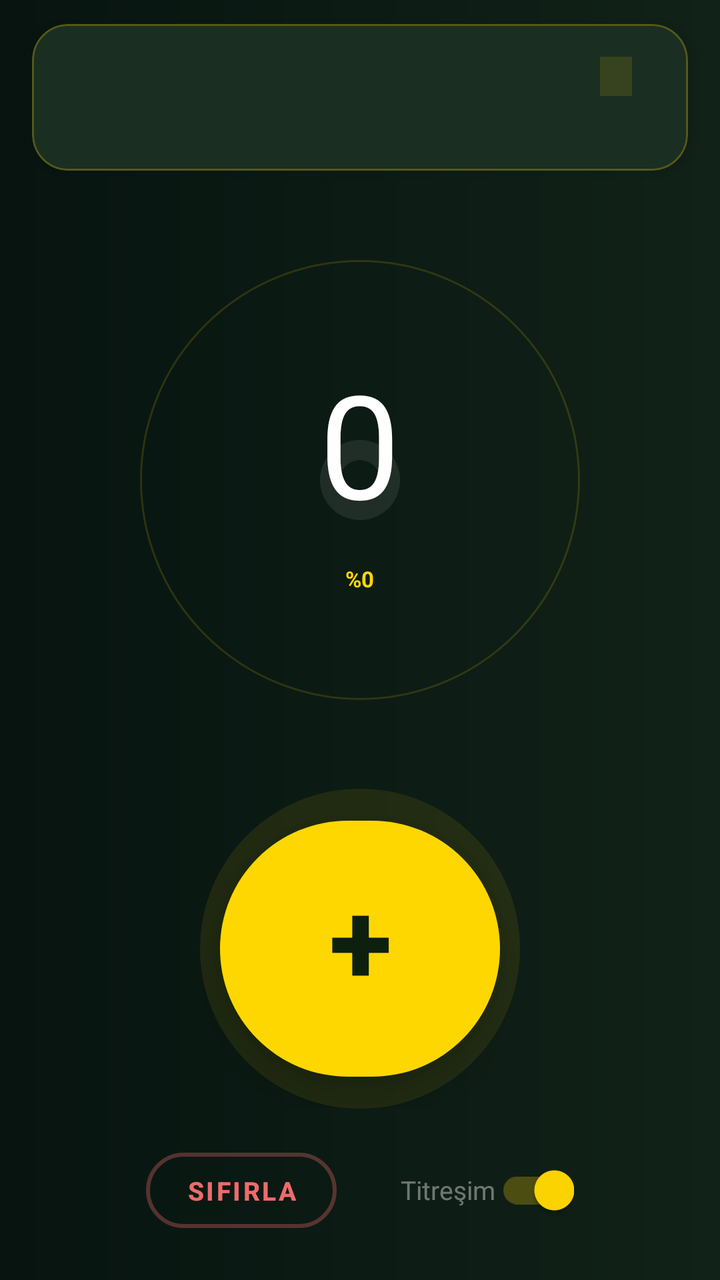
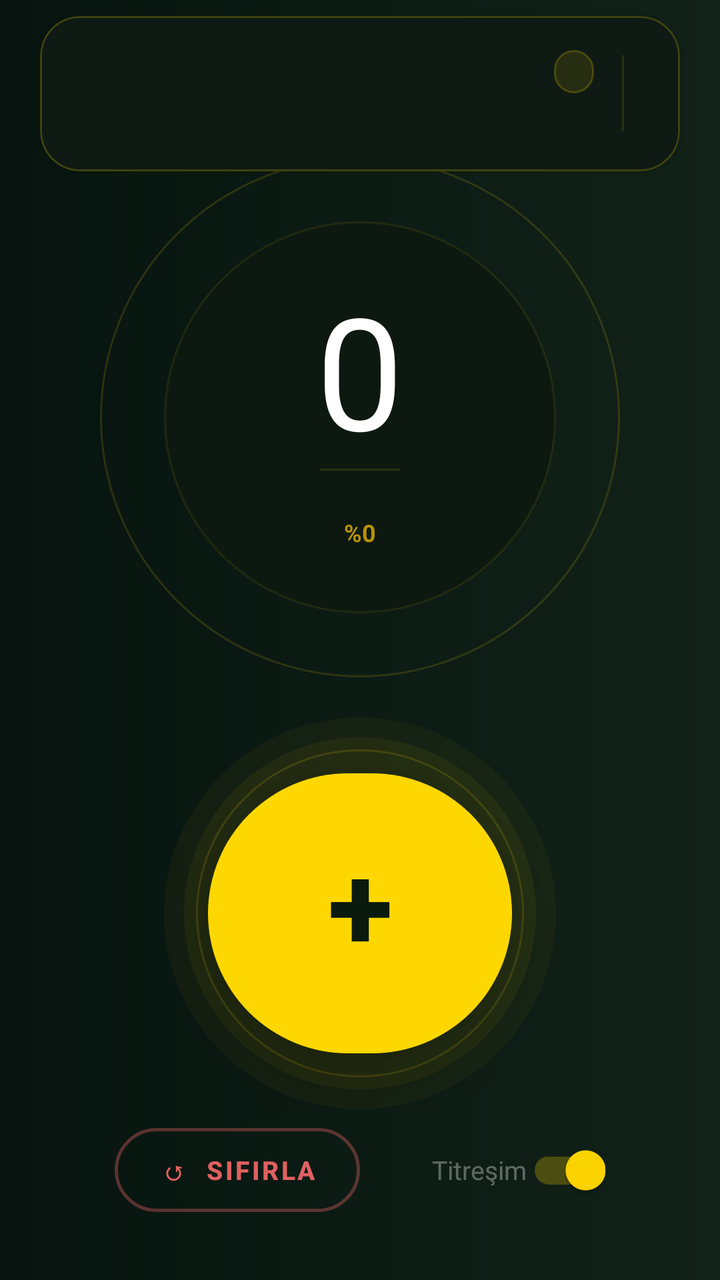

Compare the two renders of this Android layout. The source of the first and the diff that turns it into the second are given below.
<!-- AndroidManifest.xml: application theme Theme.IbadetApp -->
<!-- res/layout/fragment_zikir_counter.xml -->
<?xml version="1.0" encoding="utf-8"?>
<androidx.constraintlayout.widget.ConstraintLayout
    xmlns:android="http://schemas.android.com/apk/res/android"
    xmlns:app="http://schemas.android.com/apk/res-auto"
    android:layout_width="match_parent"
    android:layout_height="match_parent"
    android:background="@drawable/bg_tesbih_gradient">

    
    <com.google.android.material.card.MaterialCardView
        android:id="@+id/card_zikir_info"
        android:layout_width="0dp"
        android:layout_height="wrap_content"
        android:layout_marginHorizontal="16dp"
        android:layout_marginTop="12dp"
        app:cardBackgroundColor="#1A2E22"
        app:cardCornerRadius="18dp"
        app:cardElevation="4dp"
        app:strokeColor="#40FFD700"
        app:strokeWidth="1dp"
        app:layout_constraintTop_toTopOf="parent"
        app:layout_constraintStart_toStartOf="parent"
        app:layout_constraintEnd_toEndOf="parent">

        <LinearLayout
            android:layout_width="match_parent"
            android:layout_height="wrap_content"
            android:orientation="horizontal"
            android:gravity="center_vertical"
            android:paddingHorizontal="16dp"
            android:paddingVertical="14dp">

            
            <LinearLayout
                android:layout_width="0dp"
                android:layout_height="wrap_content"
                android:layout_weight="1"
                android:orientation="vertical"
                android:layout_marginEnd="12dp">

                <LinearLayout
                    android:layout_width="match_parent"
                    android:layout_height="wrap_content"
                    android:orientation="horizontal"
                    android:gravity="center_vertical"
                    android:layout_marginBottom="4dp">

                    <TextView
                        android:id="@+id/tv_zikir_translit"
                        android:layout_width="0dp"
                        android:layout_height="wrap_content"
                        android:layout_weight="1"
                        android:textSize="17sp"
                        android:textStyle="bold"
                        android:textColor="#FFFFFF" />

                    <TextView
                        android:id="@+id/tv_zikir_category"
                        android:layout_width="wrap_content"
                        android:layout_height="wrap_content"
                        android:textSize="10sp"
                        android:textColor="#FFD700"
                        android:background="#20FFD700"
                        android:paddingHorizontal="8dp"
                        android:paddingVertical="3dp" />

                </LinearLayout>

                <TextView
                    android:id="@+id/tv_zikir_turkish"
                    android:layout_width="match_parent"
                    android:layout_height="wrap_content"
                    android:textSize="12sp"
                    android:textColor="#88FFFFFF" />

            </LinearLayout>

            
            <TextView
                android:id="@+id/tv_zikir_arabic"
                android:layout_width="wrap_content"
                android:layout_height="wrap_content"
                android:textSize="22sp"
                android:textColor="#FFD700"
                android:gravity="center"
                android:textDirection="rtl"
                android:fontFamily="@font/arabic_font"
                android:lineSpacingMultiplier="1.6"
                android:shadowColor="#FFD700"
                android:shadowDx="0"
                android:shadowDy="0"
                android:shadowRadius="6" />

        </LinearLayout>

    </com.google.android.material.card.MaterialCardView>

    
    <FrameLayout
        android:id="@+id/fl_counter"
        android:layout_width="220dp"
        android:layout_height="220dp"
        app:layout_constraintTop_toBottomOf="@id/card_zikir_info"
        app:layout_constraintBottom_toTopOf="@id/fl_button"
        app:layout_constraintStart_toStartOf="parent"
        app:layout_constraintEnd_toEndOf="parent"
        app:layout_constraintVertical_bias="0.5">

        <View
            android:layout_width="220dp"
            android:layout_height="220dp"
            android:layout_gravity="center"
            android:background="@drawable/bg_ring_outer" />

        <com.google.android.material.progressindicator.CircularProgressIndicator
            android:id="@+id/progress_bar"
            android:layout_width="200dp"
            android:layout_height="200dp"
            android:layout_gravity="center"
            app:trackThickness="10dp"
            app:indicatorColor="#FFD700"
            app:trackColor="#15FFFFFF"
            app:trackCornerRadius="5dp" />

        <LinearLayout
            android:layout_width="wrap_content"
            android:layout_height="wrap_content"
            android:layout_gravity="center"
            android:orientation="vertical"
            android:gravity="center">

            <TextView
                android:id="@+id/tv_current_count"
                android:layout_width="wrap_content"
                android:layout_height="wrap_content"
                android:textSize="72sp"
                android:textStyle="bold"
                android:textColor="#FFFFFF"
                android:fontFamily="sans-serif-thin"
                android:text="0"
                android:includeFontPadding="false" />

            <TextView
                android:id="@+id/tv_target_count"
                android:layout_width="wrap_content"
                android:layout_height="wrap_content"
                android:textSize="11sp"
                android:textColor="#55FFFFFF"
                android:gravity="center" />

            <TextView
                android:id="@+id/tv_progress"
                android:layout_width="wrap_content"
                android:layout_height="wrap_content"
                android:textSize="11sp"
                android:textStyle="bold"
                android:textColor="#FFD700"
                android:text="%0" />

        </LinearLayout>

    </FrameLayout>

    
    <FrameLayout
        android:id="@+id/fl_button"
        android:layout_width="wrap_content"
        android:layout_height="wrap_content"
        android:layout_marginBottom="8dp"
        app:layout_constraintBottom_toTopOf="@id/ll_controls"
        app:layout_constraintStart_toStartOf="parent"
        app:layout_constraintEnd_toEndOf="parent">

        <View
            android:layout_width="160dp"
            android:layout_height="160dp"
            android:layout_gravity="center"
            android:background="@drawable/bg_button_glow"
            android:alpha="0.18" />

        <com.google.android.material.button.MaterialButton
            android:id="@+id/btn_count"
            android:layout_width="140dp"
            android:layout_height="140dp"
            android:layout_gravity="center"
            android:text="+"
            android:textSize="58sp"
            android:textColor="#0D2010"
            android:textStyle="bold"
            app:backgroundTint="#FFD700"
            app:cornerRadius="70dp"
            android:elevation="12dp"
            android:stateListAnimator="@null"
            android:includeFontPadding="false"
            android:paddingBottom="8dp" />

    </FrameLayout>

    
    <LinearLayout
        android:id="@+id/ll_controls"
        android:layout_width="0dp"
        android:layout_height="wrap_content"
        android:orientation="horizontal"
        android:gravity="center"
        android:paddingHorizontal="24dp"
        android:paddingBottom="20dp"
        android:paddingTop="8dp"
        app:layout_constraintBottom_toBottomOf="parent"
        app:layout_constraintStart_toStartOf="parent"
        app:layout_constraintEnd_toEndOf="parent">

        <com.google.android.material.button.MaterialButton
            android:id="@+id/btn_reset"
            style="@style/Widget.MaterialComponents.Button.OutlinedButton"
            android:layout_width="wrap_content"
            android:layout_height="wrap_content"
            android:text="Sıfırla"
            android:textColor="#EE6B6B"
            android:textSize="13sp"
            android:textStyle="bold"
            android:layout_marginEnd="32dp"
            app:strokeColor="#55EE6B6B"
            app:strokeWidth="2dp"
            app:backgroundTint="@android:color/transparent"
            app:cornerRadius="20dp"
            android:paddingHorizontal="20dp"
            android:paddingVertical="10dp" />

        <com.google.android.material.switchmaterial.SwitchMaterial
            android:id="@+id/btn_vibration"
            android:layout_width="wrap_content"
            android:layout_height="wrap_content"
            android:text="Titreşim"
            android:checked="true"
            android:textColor="#66FFFFFF"
            android:textSize="13sp"
            app:thumbTint="#FFD700"
            app:trackTint="#40FFD700" />

    </LinearLayout>

</androidx.constraintlayout.widget.ConstraintLayout>
<!-- resources referenced by this layout -->
<resources>
  <!-- drawable bg_button_glow (drawable) -->
  <?xml version="1.0" encoding="utf-8"?>
  <shape xmlns:android="http://schemas.android.com/apk/res/android"
      android:shape="oval">
      <solid android:color="#80FFD700" />
  </shape>
  <!-- drawable bg_ring_outer (drawable) -->
  <?xml version="1.0" encoding="utf-8"?>
  <shape xmlns:android="http://schemas.android.com/apk/res/android"
      android:shape="oval">
      <solid android:color="@android:color/transparent" />
      <stroke
          android:width="1dp"
          android:color="#25FFD700" />
  </shape>
  <!-- drawable bg_tesbih_gradient (drawable) -->
  <?xml version="1.0" encoding="utf-8"?>
  <shape xmlns:android="http://schemas.android.com/apk/res/android">
      <gradient
          android:type="linear"
          android:angle="180"
          android:startColor="#112218"
          android:endColor="#071410" />
  </shape>
  <style name="Theme.IbadetApp" parent="Theme.MaterialComponents.DayNight.DarkActionBar">
          <item name="colorPrimary">@color/green_primary</item>
          <item name="colorPrimaryDark">@color/green_dark</item>
          <item name="colorAccent">@color/green_light</item>
          <item name="colorPrimaryVariant">@color/green_dark</item>
          <item name="colorOnPrimary">@color/white</item>
          <item name="colorSecondary">@color/green_light</item>
          <item name="colorOnSecondary">@color/white</item>
          <item name="android:statusBarColor">@color/premium_bg_dark</item>
          <item name="android:navigationBarColor">@color/premium_bg_mid</item>
          <item name="windowActionBar">false</item>
          <item name="windowNoTitle">true</item>
      </style>
  <color name="green_primary">#2E7D32</color>
  <color name="green_dark">#1B5E20</color>
  <color name="green_light">#4CAF50</color>
  <color name="white">#FFFFFF</color>
  <color name="premium_bg_dark">#071410</color>
  <color name="premium_bg_mid">#112218</color>
</resources>

<!-- the commit's change to res/layout/fragment_zikir_counter.xml (unified diff, before → after) -->
@@ -11,12 +11,12 @@
         android:id="@+id/card_zikir_info"
         android:layout_width="0dp"
         android:layout_height="wrap_content"
-        android:layout_marginHorizontal="16dp"
-        android:layout_marginTop="12dp"
-        app:cardBackgroundColor="#1A2E22"
-        app:cardCornerRadius="18dp"
-        app:cardElevation="4dp"
-        app:strokeColor="#40FFD700"
+        android:layout_marginHorizontal="20dp"
+        android:layout_marginTop="8dp"
+        app:cardBackgroundColor="#0E1A13"
+        app:cardCornerRadius="20dp"
+        app:cardElevation="2dp"
+        app:strokeColor="#35FFD700"
         app:strokeWidth="1dp"
         app:layout_constraintTop_toTopOf="parent"
         app:layout_constraintStart_toStartOf="parent"
@@ -27,7 +27,8 @@
             android:layout_height="wrap_content"
             android:orientation="horizontal"
             android:gravity="center_vertical"
-            android:paddingHorizontal="16dp"
+            android:paddingStart="16dp"
+            android:paddingEnd="14dp"
             android:paddingVertical="14dp">
 
             
@@ -35,15 +36,14 @@
                 android:layout_width="0dp"
                 android:layout_height="wrap_content"
                 android:layout_weight="1"
-                android:orientation="vertical"
-                android:layout_marginEnd="12dp">
+                android:orientation="vertical">
 
                 <LinearLayout
                     android:layout_width="match_parent"
                     android:layout_height="wrap_content"
                     android:orientation="horizontal"
                     android:gravity="center_vertical"
-                    android:layout_marginBottom="4dp">
+                    android:layout_marginBottom="5dp">
 
                     <TextView
                         android:id="@+id/tv_zikir_translit"
@@ -52,7 +52,9 @@
                         android:layout_weight="1"
                         android:textSize="17sp"
                         android:textStyle="bold"
-                        android:textColor="#FFFFFF" />
+                        android:textColor="#F5F5F5"
+                        android:letterSpacing="0.01"
+                        android:layout_marginEnd="8dp" />
 
                     <TextView
                         android:id="@+id/tv_zikir_category"
@@ -60,9 +62,9 @@
                         android:layout_height="wrap_content"
                         android:textSize="10sp"
                         android:textColor="#FFD700"
-                        android:background="#20FFD700"
-                        android:paddingHorizontal="8dp"
-                        android:paddingVertical="3dp" />
+                        android:background="@drawable/bg_category_badge"
+                        android:paddingHorizontal="10dp"
+                        android:paddingVertical="4dp" />
 
                 </LinearLayout>
 
@@ -71,25 +73,34 @@
                     android:layout_width="match_parent"
                     android:layout_height="wrap_content"
                     android:textSize="12sp"
-                    android:textColor="#88FFFFFF" />
+                    android:textColor="#65FFFFFF"
+                    android:maxLines="1"
+                    android:ellipsize="end" />
 
             </LinearLayout>
 
             
+            <View
+                android:layout_width="1dp"
+                android:layout_height="38dp"
+                android:layout_marginHorizontal="14dp"
+                android:background="#20FFD700" />
+
+            
             <TextView
                 android:id="@+id/tv_zikir_arabic"
                 android:layout_width="wrap_content"
                 android:layout_height="wrap_content"
-                android:textSize="22sp"
+                android:textSize="24sp"
                 android:textColor="#FFD700"
                 android:gravity="center"
                 android:textDirection="rtl"
                 android:fontFamily="@font/arabic_font"
-                android:lineSpacingMultiplier="1.6"
-                android:shadowColor="#FFD700"
+                android:lineSpacingMultiplier="1.5"
+                android:shadowColor="#90FFD700"
                 android:shadowDx="0"
                 android:shadowDy="0"
-                android:shadowRadius="6" />
+                android:shadowRadius="10" />
 
         </LinearLayout>
 
@@ -98,30 +109,41 @@
     
     <FrameLayout
         android:id="@+id/fl_counter"
-        android:layout_width="220dp"
-        android:layout_height="220dp"
+        android:layout_width="260dp"
+        android:layout_height="260dp"
         app:layout_constraintTop_toBottomOf="@id/card_zikir_info"
         app:layout_constraintBottom_toTopOf="@id/fl_button"
         app:layout_constraintStart_toStartOf="parent"
         app:layout_constraintEnd_toEndOf="parent"
-        app:layout_constraintVertical_bias="0.5">
-
-        <View
-            android:layout_width="220dp"
-            android:layout_height="220dp"
+        app:layout_constraintVertical_chainStyle="packed"
+        app:layout_constraintVertical_bias="0.45">
+
+        
+        <View
+            android:layout_width="260dp"
+            android:layout_height="260dp"
             android:layout_gravity="center"
             android:background="@drawable/bg_ring_outer" />
 
+        
         <com.google.android.material.progressindicator.CircularProgressIndicator
             android:id="@+id/progress_bar"
-            android:layout_width="200dp"
-            android:layout_height="200dp"
-            android:layout_gravity="center"
-            app:trackThickness="10dp"
+            android:layout_width="238dp"
+            android:layout_height="238dp"
+            android:layout_gravity="center"
+            app:trackThickness="12dp"
             app:indicatorColor="#FFD700"
-            app:trackColor="#15FFFFFF"
-            app:trackCornerRadius="5dp" />
-
+            app:trackColor="#0FFFFFFF"
+            app:trackCornerRadius="6dp" />
+
+        
+        <View
+            android:layout_width="196dp"
+            android:layout_height="196dp"
+            android:layout_gravity="center"
+            android:background="@drawable/bg_counter_circle" />
+
+        
         <LinearLayout
             android:layout_width="wrap_content"
             android:layout_height="wrap_content"
@@ -133,29 +155,37 @@
                 android:id="@+id/tv_current_count"
                 android:layout_width="wrap_content"
                 android:layout_height="wrap_content"
-                android:textSize="72sp"
+                android:textSize="78sp"
                 android:textStyle="bold"
                 android:textColor="#FFFFFF"
                 android:fontFamily="sans-serif-thin"
                 android:text="0"
                 android:includeFontPadding="false" />
 
+            <View
+                android:layout_width="40dp"
+                android:layout_height="1dp"
+                android:layout_marginBottom="4dp"
+                android:background="#22FFD700" />
+
             <TextView
                 android:id="@+id/tv_target_count"
                 android:layout_width="wrap_content"
                 android:layout_height="wrap_content"
                 android:textSize="11sp"
-                android:textColor="#55FFFFFF"
-                android:gravity="center" />
+                android:textColor="#50FFFFFF"
+                android:gravity="center"
+                android:letterSpacing="0.05" />
 
             <TextView
                 android:id="@+id/tv_progress"
                 android:layout_width="wrap_content"
                 android:layout_height="wrap_content"
-                android:textSize="11sp"
+                android:textSize="12sp"
                 android:textStyle="bold"
-                android:textColor="#FFD700"
-                android:text="%0" />
+                android:textColor="#B8920A"
+                android:text="%0"
+                android:layout_marginTop="4dp" />
 
         </LinearLayout>
 
@@ -166,30 +196,48 @@
         android:id="@+id/fl_button"
         android:layout_width="wrap_content"
         android:layout_height="wrap_content"
-        android:layout_marginBottom="8dp"
+        android:layout_marginTop="20dp"
+        app:layout_constraintTop_toBottomOf="@id/fl_counter"
         app:layout_constraintBottom_toTopOf="@id/ll_controls"
         app:layout_constraintStart_toStartOf="parent"
         app:layout_constraintEnd_toEndOf="parent">
 
-        <View
-            android:layout_width="160dp"
-            android:layout_height="160dp"
+        
+        <View
+            android:layout_width="196dp"
+            android:layout_height="196dp"
             android:layout_gravity="center"
             android:background="@drawable/bg_button_glow"
-            android:alpha="0.18" />
-
+            android:alpha="0.08" />
+
+        
+        <View
+            android:layout_width="176dp"
+            android:layout_height="176dp"
+            android:layout_gravity="center"
+            android:background="@drawable/bg_button_glow"
+            android:alpha="0.11" />
+
+        
+        <View
+            android:layout_width="164dp"
+            android:layout_height="164dp"
+            android:layout_gravity="center"
+            android:background="@drawable/bg_ring_outer" />
+
+        
         <com.google.android.material.button.MaterialButton
             android:id="@+id/btn_count"
-            android:layout_width="140dp"
-            android:layout_height="140dp"
+            android:layout_width="152dp"
+            android:layout_height="152dp"
             android:layout_gravity="center"
             android:text="+"
-            android:textSize="58sp"
-            android:textColor="#0D2010"
+            android:textSize="60sp"
+            android:textColor="#0A1A0E"
             android:textStyle="bold"
             app:backgroundTint="#FFD700"
-            app:cornerRadius="70dp"
-            android:elevation="12dp"
+            app:cornerRadius="76dp"
+            android:elevation="18dp"
             android:stateListAnimator="@null"
             android:includeFontPadding="false"
             android:paddingBottom="8dp" />
@@ -203,9 +251,9 @@
         android:layout_height="wrap_content"
         android:orientation="horizontal"
         android:gravity="center"
-        android:paddingHorizontal="24dp"
-        android:paddingBottom="20dp"
-        android:paddingTop="8dp"
+        android:paddingHorizontal="32dp"
+        android:paddingBottom="28dp"
+        android:paddingTop="12dp"
         app:layout_constraintBottom_toBottomOf="parent"
         app:layout_constraintStart_toStartOf="parent"
         app:layout_constraintEnd_toEndOf="parent">
@@ -215,17 +263,17 @@
             style="@style/Widget.MaterialComponents.Button.OutlinedButton"
             android:layout_width="wrap_content"
             android:layout_height="wrap_content"
-            android:text="Sıfırla"
-            android:textColor="#EE6B6B"
+            android:text="↺  Sıfırla"
+            android:textColor="#E06060"
             android:textSize="13sp"
             android:textStyle="bold"
-            android:layout_marginEnd="32dp"
-            app:strokeColor="#55EE6B6B"
-            app:strokeWidth="2dp"
+            android:layout_marginEnd="36dp"
+            app:strokeColor="#60E06060"
+            app:strokeWidth="1.5dp"
             app:backgroundTint="@android:color/transparent"
-            app:cornerRadius="20dp"
-            android:paddingHorizontal="20dp"
-            android:paddingVertical="10dp" />
+            app:cornerRadius="24dp"
+            android:paddingHorizontal="22dp"
+            android:paddingVertical="12dp" />
 
         <com.google.android.material.switchmaterial.SwitchMaterial
             android:id="@+id/btn_vibration"
@@ -233,7 +281,7 @@
             android:layout_height="wrap_content"
             android:text="Titreşim"
             android:checked="true"
-            android:textColor="#66FFFFFF"
+            android:textColor="#55FFFFFF"
             android:textSize="13sp"
             app:thumbTint="#FFD700"
             app:trackTint="#40FFD700" />
<!-- resource entries referenced after the edit -->
@@ -5,6 +5,24 @@
   <shape xmlns:android="http://schemas.android.com/apk/res/android"
       android:shape="oval">
       <solid android:color="#80FFD700" />
+  </shape>
+  <!-- drawable bg_category_badge (drawable) -->
+  <?xml version="1.0" encoding="utf-8"?>
+  <shape xmlns:android="http://schemas.android.com/apk/res/android">
+      <solid android:color="#1AFFD700" />
+      <corners android:radius="12dp" />
+      <stroke
+          android:width="1dp"
+          android:color="#35FFD700" />
+  </shape>
+  <!-- drawable bg_counter_circle (drawable) -->
+  <?xml version="1.0" encoding="utf-8"?>
+  <shape xmlns:android="http://schemas.android.com/apk/res/android"
+      android:shape="oval">
+      <solid android:color="#0D1910" />
+      <stroke
+          android:width="1dp"
+          android:color="#15FFD700" />
   </shape>
   <!-- drawable bg_ring_outer (drawable) -->
   <?xml version="1.0" encoding="utf-8"?>
